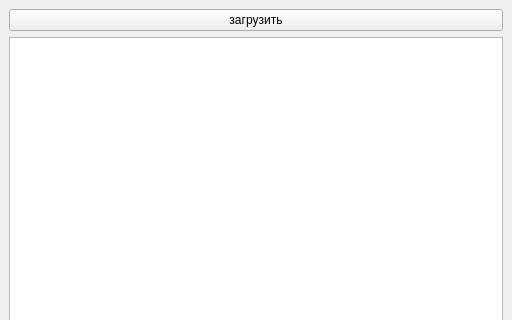
wiki73/Rossosh-Savchenko, file main.ui: the form before one commit; both pictures show x 0 to 512 and y 0 to 320 of the 512 by 498 pixel window.
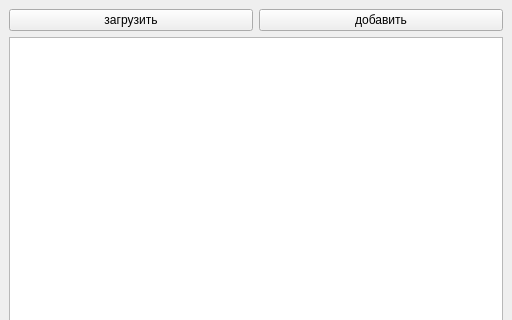
The form after the commit.

```diff
--- a/main.ui
+++ b/main.ui
@@ -16,11 +16,22 @@
   <widget class="QWidget" name="centralwidget">
    <layout class="QVBoxLayout" name="verticalLayout">
     <item>
+     <layout class="QHBoxLayout" name="horizontalLayout">
+      <item>
      <widget class="QPushButton" name="loadButton">
       <property name="text">
        <string>загрузить</string>
       </property>
      </widget>
+      </item>
+      <item>
+       <widget class="QPushButton" name="addButton">
+        <property name="text">
+         <string>добавить</string>
+        </property>
+       </widget>
+      </item>
+     </layout>
     </item>
     <item>
      <widget class="QListWidget" name="coffee_list"/>
```
Lines whose indentation alone changed are shown as unchanged.
